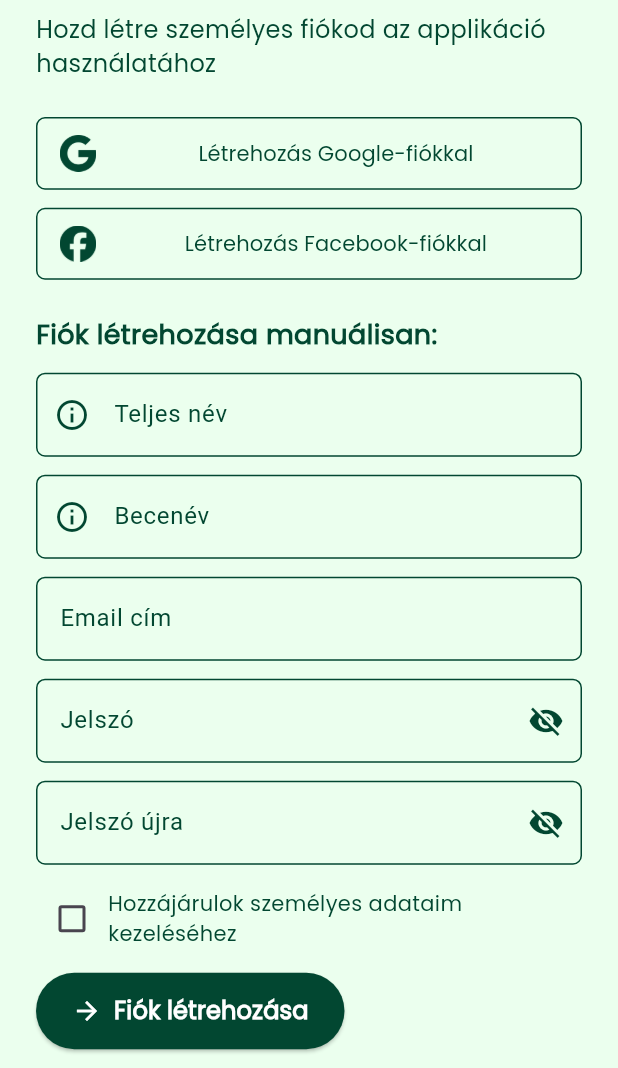
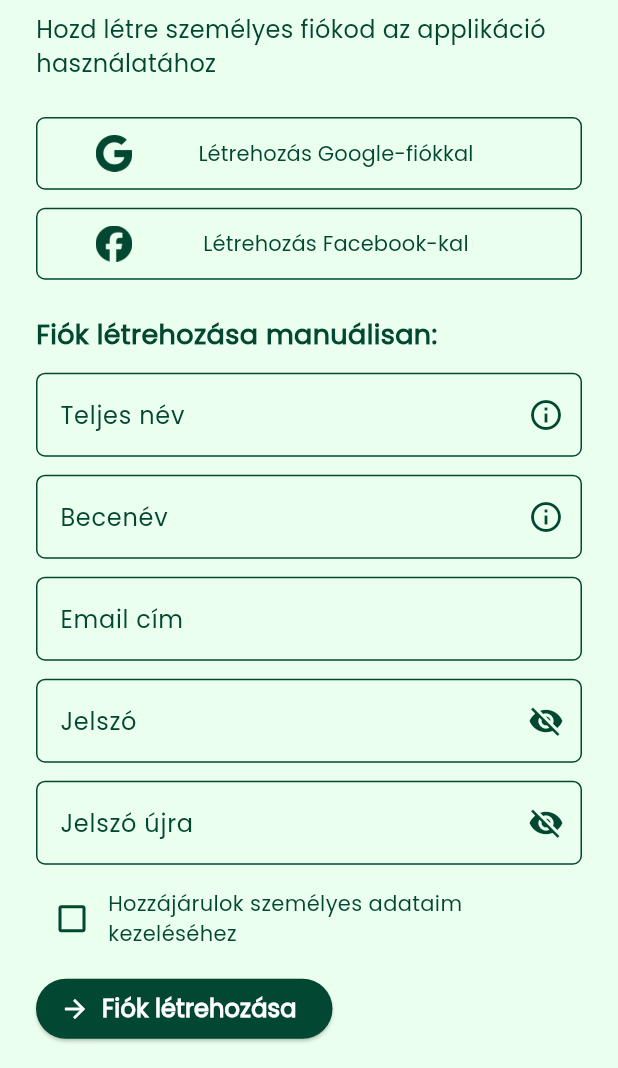
Before and after one commit to seelkdesignstudio-dev/karcag_app, a Flutter app: the screen it shows after launch, after a tap on "Karcag ID létrehozása", on a phone screen of 412 x 824 dp, the part 168-1236 px from its top. Run offline on Flutter 3.47's test engine with Material 3 defaults, Android fonts, the phone set to English and light mode, and no system bars; our stand-ins replace google_fonts.

Commit message:
Karcag ID regisztracio finomhangolasok.

```diff
--- a/lib/RegisterScreen.dart
+++ b/lib/RegisterScreen.dart
@@ -13,23 +13,22 @@ class _RegisterScreenState extends State<RegisterScreen> {
   bool _showConfirmPassword = false;
   bool _isScrolled = false;
   bool _termsAccepted = false;
-  String? _helperText; // A dinamikusan változó súgó szöveg
 
   void _showHelperText(String message) {
     final snackBar = SnackBar(
       content: Row(
         children: [
-          Icon(Icons.info_outline, color: Colors.white), // Info ikon
-          SizedBox(width: 8),
+          const Icon(Icons.info_outline, color: Colors.white),
+          const SizedBox(width: 8),
           Expanded(
             child: Text(
               message,
-              style: TextStyle(color: Colors.white),
+              style: const TextStyle(color: Colors.white),
             ),
           ),
         ],
       ),
-      backgroundColor: const Color(0xFF024731), // Zöld háttér
+      backgroundColor: Theme.of(context).primaryColor,
       duration: const Duration(seconds: 3),
     );
     ScaffoldMessenger.of(context).showSnackBar(snackBar);
@@ -37,8 +36,10 @@ class _RegisterScreenState extends State<RegisterScreen> {
 
   @override
   Widget build(BuildContext context) {
+    final theme = Theme.of(context);
+
     return Scaffold(
-      backgroundColor: const Color(0xFFEBFFEE),
+      backgroundColor: theme.scaffoldBackgroundColor,
       body: NotificationListener<ScrollNotification>(
         onNotification: (notification) {
           if (notification is ScrollUpdateNotification) {
@@ -51,13 +52,13 @@ class _RegisterScreenState extends State<RegisterScreen> {
         child: CustomScrollView(
           slivers: [
             SliverAppBar(
-              backgroundColor: const Color(0xFFEBFFEE),
+              backgroundColor: theme.scaffoldBackgroundColor,
               elevation: 0,
               pinned: true,
               floating: false,
               expandedHeight: 60,
               leading: IconButton(
-                icon: const Icon(Icons.arrow_back, color: Color(0xFF024731)),
+                icon: Icon(Icons.arrow_back, color: theme.primaryColor),
                 onPressed: () => Navigator.of(context).pop(),
               ),
               centerTitle: true,
@@ -67,7 +68,7 @@ class _RegisterScreenState extends State<RegisterScreen> {
                       style: GoogleFonts.poppins(
                         fontSize: 20,
                         fontWeight: FontWeight.w600,
-                        color: const Color(0xFF024731),
+                        color: theme.primaryColor,
                       ),
                     )
                   : null,
@@ -84,7 +85,7 @@ class _RegisterScreenState extends State<RegisterScreen> {
                       style: GoogleFonts.poppins(
                         fontSize: 28,
                         fontWeight: FontWeight.bold,
-                        color: const Color(0xFF024731),
+                        color: theme.primaryColor,
                       ),
                     ),
                     const SizedBox(height: 8),
@@ -93,99 +94,29 @@ class _RegisterScreenState extends State<RegisterScreen> {
                       style: GoogleFonts.poppins(
                         fontSize: 16,
                         fontWeight: FontWeight.w400,
-                        color: const Color(0xFF024731),
+                        color: theme.primaryColor,
                       ),
                     ),
                     const SizedBox(height: 24),
 
                     // Google login button
-                    SizedBox(
-                      width: double.infinity,
-                      child: OutlinedButton(
-                        onPressed: () {},
-                        style: OutlinedButton.styleFrom(
-                          padding: EdgeInsets.zero,
-                          shape: RoundedRectangleBorder(
-                            borderRadius: BorderRadius.circular(6),
-                          ),
-                          side: const BorderSide(color: Color(0xFF024731)),
-                        ),
-                        child: Padding(
-                          padding: const EdgeInsets.symmetric(
-                              horizontal: 16, vertical: 12),
-                          child: Row(
-                            mainAxisSize: MainAxisSize.min,
-                            children: [
-                              Image.asset('assets/images/google.png',
-                                  width: 24),
-                              const SizedBox(width: 12),
-                              Expanded(
-                                child: Text(
-                                  'Létrehozás Google-fiókkal',
-                                  textAlign: TextAlign.center,
-                                  overflow: TextOverflow.ellipsis,
-                                  style: GoogleFonts.poppins(
-                                    fontSize: 14,
-                                    fontWeight: FontWeight.w500,
-                                    color: const Color(0xFF024731),
-                                  ),
-                                ),
-                              ),
-                            ],
-                          ),
-                        ),
-                      ),
-                    ),
+                    _buildSocialButton('Létrehozás Google-fiókkal',
+                        'assets/images/google.png'),
+
                     const SizedBox(height: 12),
 
                     // Facebook login button
-                    SizedBox(
-                      width: double.infinity,
-                      child: OutlinedButton(
-                        onPressed: () {},
-                        style: OutlinedButton.styleFrom(
-                          padding: EdgeInsets.zero,
-                          shape: RoundedRectangleBorder(
-                            borderRadius: BorderRadius.circular(6),
-                          ),
-                          side: const BorderSide(color: Color(0xFF024731)),
-                        ),
-                        child: Padding(
-                          padding: const EdgeInsets.symmetric(
-                              horizontal: 16, vertical: 12),
-                          child: Row(
-                            mainAxisSize: MainAxisSize.min,
-                            children: [
-                              Image.asset('assets/images/facebook.png',
-                                  width: 24),
-                              const SizedBox(width: 12),
-                              Expanded(
-                                child: Text(
-                                  'Létrehozás Facebook-fiókkal',
-                                  textAlign: TextAlign.center,
-                                  overflow: TextOverflow.ellipsis,
-                                  style: GoogleFonts.poppins(
-                                    fontSize: 14,
-                                    fontWeight: FontWeight.w500,
-                                    color: const Color(0xFF024731),
-                                  ),
-                                ),
-                              ),
-                            ],
-                          ),
-                        ),
-                      ),
-                    ),
+                    _buildSocialButton('Létrehozás Facebook-kal',
+                        'assets/images/facebook.png'),
 
                     const SizedBox(height: 24),
 
-                    // Emailes regisztráció szekció
                     Text(
                       'Fiók létrehozása manuálisan:',
                       style: GoogleFonts.poppins(
                         fontSize: 18,
                         fontWeight: FontWeight.w600,
-                        color: const Color(0xFF024731),
+                        color: theme.primaryColor,
                       ),
                     ),
                     const SizedBox(height: 12),
@@ -197,8 +128,6 @@ class _RegisterScreenState extends State<RegisterScreen> {
                     const SizedBox(height: 12),
                     _buildPasswordField('Jelszó', isPassword: true),
                     const SizedBox(height: 12),
-
-                    // Jelszó újra mező
                     _buildPasswordField('Jelszó újra', isPassword: false),
                     const SizedBox(height: 12),
 
@@ -212,7 +141,23 @@ class _RegisterScreenState extends State<RegisterScreen> {
                               _termsAccepted = value!;
                             });
                           },
-                          activeColor: const Color(0xFF024731), // Zöld szín
+                          activeColor: theme
+                              .primaryColor, // Kitöltött szín, ha be van pipálva
+                          checkColor: Colors.white, // Pipálás színe
+                          side: BorderSide(
+                            color: theme.primaryColor,
+                            width: 2,
+                          ), // Csak a keret látszik, ha nincs bepipálva
+                          fillColor: MaterialStateProperty.resolveWith<Color?>(
+                            (states) {
+                              if (states.contains(MaterialState.selected)) {
+                                return theme
+                                    .primaryColor; // Kitöltés, ha be van pipálva
+                              }
+                              return Colors
+                                  .transparent; // Nincs kitöltés, ha nincs bepipálva
+                            },
+                          ),
                         ),
                         Expanded(
                           child: Text(
@@ -220,7 +165,7 @@ class _RegisterScreenState extends State<RegisterScreen> {
                             style: GoogleFonts.poppins(
                               fontSize: 14,
                               fontWeight: FontWeight.w400,
-                              color: const Color(0xFF024731),
+                              color: theme.primaryColor,
                             ),
                           ),
                         ),
@@ -231,23 +176,12 @@ class _RegisterScreenState extends State<RegisterScreen> {
                     // Fiók létrehozása gomb
                     ElevatedButton.icon(
                       onPressed: () {},
-                      icon: const Icon(Icons.arrow_forward,
-                          size: 20, color: Colors.white), // Fehér nyíl
+                      icon: const Icon(Icons.arrow_forward, size: 20),
                       label: Text(
                         'Fiók létrehozása',
                         style: GoogleFonts.poppins(
                           fontSize: 16,
                           fontWeight: FontWeight.w600,
-                          color: Colors.white,
-                        ),
-                      ),
-                      style: ElevatedButton.styleFrom(
-                        backgroundColor: const Color(0xFF024731),
-                        padding: const EdgeInsets.symmetric(
-                            vertical: 14,
-                            horizontal: 24), // Padding a gomb körül
-                        shape: RoundedRectangleBorder(
-                          borderRadius: BorderRadius.circular(30),
                         ),
                       ),
                     ),
@@ -262,42 +196,54 @@ class _RegisterScreenState extends State<RegisterScreen> {
     );
   }
 
+  Widget _buildSocialButton(String text, String assetPath) {
+    final theme = Theme.of(context);
+    return SizedBox(
+      width: double.infinity,
+      child: OutlinedButton(
+        onPressed: () {},
+        style: OutlinedButton.styleFrom(
+          shape: RoundedRectangleBorder(
+            borderRadius: BorderRadius.circular(6),
+          ),
+          side: BorderSide(color: theme.primaryColor),
+        ),
+        child: Padding(
+          padding: const EdgeInsets.symmetric(horizontal: 16, vertical: 12),
+          child: Row(
+            mainAxisSize: MainAxisSize.min,
+            children: [
+              Image.asset(assetPath, width: 24),
+              const SizedBox(width: 12),
+              Expanded(
+                child: Text(
+                  text,
+                  textAlign: TextAlign.center,
+                  style: GoogleFonts.poppins(
+                    fontSize: 14,
+                    fontWeight: FontWeight.w500,
+                    color: theme.primaryColor,
+                  ),
+                ),
+              ),
+            ],
+          ),
+        ),
+      ),
+    );
+  }
+
   Widget _buildTextField(String label,
-      {bool obscureText = false,
-      Widget? suffixIcon,
-      bool withHelpIcon = false}) {
+      {bool obscureText = false, bool withHelpIcon = false}) {
+    final theme = Theme.of(context);
     return TextField(
       obscureText: obscureText,
-      cursorColor: const Color(0xFF024731), // Zöld kurzor
+      cursorColor: theme.primaryColor,
       decoration: InputDecoration(
         labelText: label,
-        labelStyle: TextStyle(color: const Color(0xFF024731)),
-        border: OutlineInputBorder(
-          borderRadius: BorderRadius.circular(6),
-          borderSide: const BorderSide(color: Color(0xFF024731)), // Zöld keret
-        ),
-        enabledBorder: OutlineInputBorder(
-          borderRadius: BorderRadius.circular(6),
-          borderSide: const BorderSide(color: Color(0xFF024731)), // Zöld keret
-        ),
-        disabledBorder: OutlineInputBorder(
-          borderRadius: BorderRadius.circular(6),
-          borderSide: const BorderSide(
-              color: Color(0xFF024731)), // Zöld keret inaktív állapotban is
-        ),
-        focusedBorder: OutlineInputBorder(
-          borderRadius: BorderRadius.circular(6),
-          borderSide: BorderSide(
-              color: const Color(0xFF024731),
-              width: 2), // Zöld színű, ha fókuszban van
-        ),
-        suffixIcon: suffixIcon,
-        prefixIcon: withHelpIcon
+        suffixIcon: withHelpIcon
             ? IconButton(
-                icon: Icon(
-                  Icons.info_outline,
-                  color: const Color(0xFF024731),
-                ),
+                icon: Icon(Icons.info_outline, color: theme.primaryColor),
                 onPressed: () {
                   if (label == 'Teljes név') {
                     _showHelperText(
@@ -314,29 +260,12 @@ class _RegisterScreenState extends State<RegisterScreen> {
   }
 
   Widget _buildPasswordField(String label, {required bool isPassword}) {
+    final theme = Theme.of(context);
     return TextField(
       obscureText: isPassword ? !_showPassword : !_showConfirmPassword,
-      cursorColor: const Color(0xFF024731),
+      cursorColor: theme.primaryColor,
       decoration: InputDecoration(
         labelText: label,
-        labelStyle: TextStyle(color: const Color(0xFF024731)),
-        border: OutlineInputBorder(
-          borderRadius: BorderRadius.circular(6),
-          borderSide: const BorderSide(color: Color(0xFF024731)), // Zöld keret
-        ),
-        enabledBorder: OutlineInputBorder(
-          borderRadius: BorderRadius.circular(6),
-          borderSide: const BorderSide(color: Color(0xFF024731)), // Zöld keret
-        ),
-        disabledBorder: OutlineInputBorder(
-          borderRadius: BorderRadius.circular(6),
-          borderSide: const BorderSide(
-              color: Color(0xFF024731)), // Zöld keret inaktív állapotban is
-        ),
-        focusedBorder: OutlineInputBorder(
-          borderRadius: BorderRadius.circular(6),
-          borderSide: BorderSide(color: const Color(0xFF024731), width: 2),
-        ),
         suffixIcon: IconButton(
           icon: Icon(
             isPassword
@@ -344,7 +273,7 @@ class _RegisterScreenState extends State<RegisterScreen> {
                 : (_showConfirmPassword
                     ? Icons.visibility
                     : Icons.visibility_off),
-            color: const Color(0xFF024731),
+            color: theme.primaryColor,
           ),
           onPressed: () {
             setState(() {
--- a/lib/main.dart
+++ b/lib/main.dart
@@ -3,7 +3,7 @@ import 'splash_screen.dart';
 import 'welcome_screen.dart';
 
 void main() {
-  runApp(MyApp());
+  runApp(const MyApp());
 }
 
 class MyApp extends StatelessWidget {
@@ -12,9 +12,52 @@ class MyApp extends StatelessWidget {
   @override
   Widget build(BuildContext context) {
     return MaterialApp(
-      home: SplashScreen(),
+      theme: ThemeData(
+        primaryColor: const Color(0xFF024731),
+        scaffoldBackgroundColor: const Color(0xFFEBFFEE),
+        fontFamily: 'Poppins',
+        appBarTheme: const AppBarTheme(
+          backgroundColor: Color(0xFFEBFFEE),
+          elevation: 0,
+          iconTheme: IconThemeData(color: Color(0xFF024731)),
+          titleTextStyle: TextStyle(
+            color: Color(0xFF024731),
+            fontSize: 20,
+            fontWeight: FontWeight.w600,
+          ),
+        ),
+        inputDecorationTheme: InputDecorationTheme(
+          border: OutlineInputBorder(
+            borderRadius: BorderRadius.circular(6),
+            borderSide: const BorderSide(color: Color(0xFF024731)),
+          ),
+          enabledBorder: OutlineInputBorder(
+            borderRadius: BorderRadius.circular(6),
+            borderSide: const BorderSide(color: Color(0xFF024731)),
+          ),
+          focusedBorder: OutlineInputBorder(
+            borderRadius: BorderRadius.circular(6),
+            borderSide: const BorderSide(color: Color(0xFF024731), width: 2),
+          ),
+          labelStyle: const TextStyle(color: Color(0xFF024731)),
+          suffixIconColor: const Color(0xFF024731),
+        ),
+        elevatedButtonTheme: ElevatedButtonThemeData(
+          style: ElevatedButton.styleFrom(
+            backgroundColor: const Color(0xFF024731),
+            foregroundColor: Colors.white,
+            shape: RoundedRectangleBorder(
+              borderRadius: BorderRadius.circular(30),
+            ),
+          ),
+        ),
+        checkboxTheme: CheckboxThemeData(
+          fillColor: MaterialStateProperty.all(const Color(0xFF024731)),
+        ),
+      ),
+      home: const SplashScreen(),
       routes: {
-        '/welcome': (context) => WelcomeScreen(),
+        '/welcome': (context) => const WelcomeScreen(),
       },
     );
   }
```
